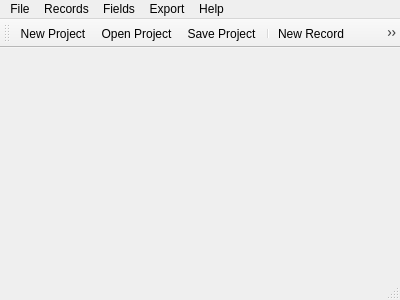
Old version of the form Source/Tome/Core/mainwindow.ui in the repository npruehs/tome-editor.
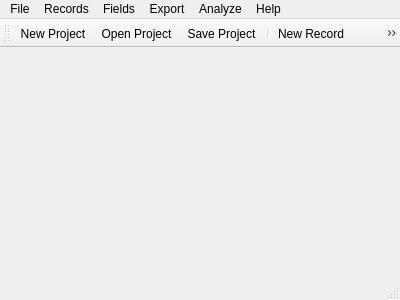
New version of the form. Icons and pictures are not drawn.

The edit to the form file:
```diff
--- a/Source/Tome/Core/mainwindow.ui
+++ b/Source/Tome/Core/mainwindow.ui
@@ -84,10 +84,17 @@
      <string>Export</string>
     </property>
    </widget>
+   <widget class="QMenu" name="menuAnalyze">
+    <property name="title">
+     <string>Analyze</string>
+    </property>
+    <addaction name="actionRun_Integrity_Checks"/>
+   </widget>
    <addaction name="menuFile"/>
    <addaction name="menuRecords"/>
    <addaction name="menuFields"/>
    <addaction name="menuExport"/>
+   <addaction name="menuAnalyze"/>
    <addaction name="menuHelp"/>
   </widget>
   <widget class="QToolBar" name="mainToolBar">
```
Left out of the diff: 5 changed lines with no effect on the pictures.
